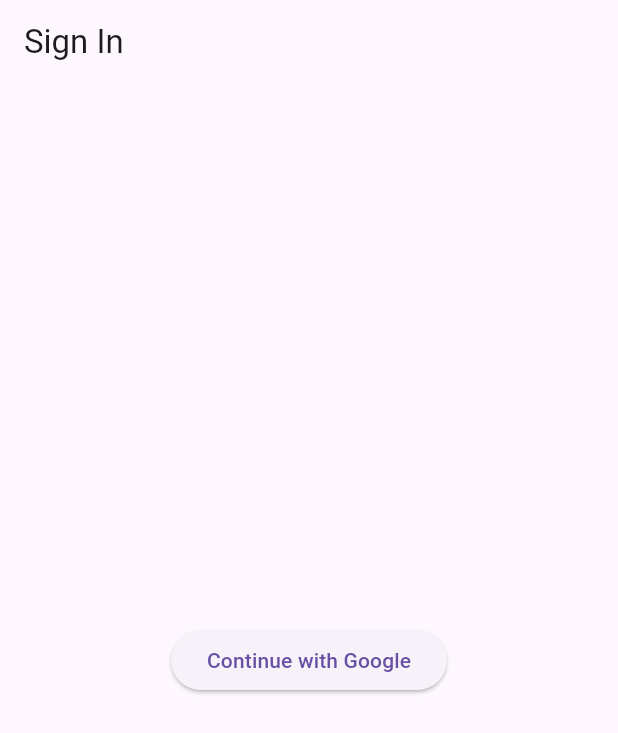
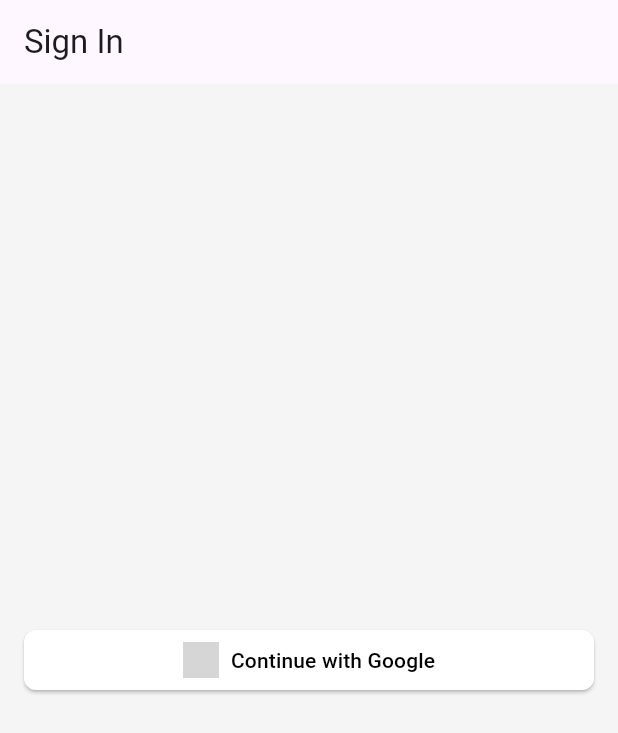
Before and after one commit to ablearn/flutter_signin_app, a Flutter app: the screen it shows after launch, on a phone screen of 412 x 824 dp. Shown: the top 733 px of the screen. Run offline on Flutter 3.47's test engine with Material 3 defaults, Android fonts, the phone set to English and light mode, and no system bars; our stand-ins replace firebase_auth, firebase_core, google_sign_in; accounts and stored records are empty; grey boxes are pictures that could not be loaded.

Commit message:
working as android app

```diff
--- a/lib/main.dart
+++ b/lib/main.dart
@@ -67,10 +67,31 @@
   Widget build(BuildContext context) {
     return Scaffold(
       appBar: AppBar(title: const Text('Sign In')),
-      body: Center(
-        child: ElevatedButton(
-          onPressed: _signInWithGoogle,
-          child: const Text('Continue with Google'),
+      body: Container(
+        color: Colors.grey[100],
+        child: Center(
+          child: Padding(
+            padding: const EdgeInsets.all(16.0),
+            child: ElevatedButton(
+              onPressed: _signInWithGoogle,
+              style: ElevatedButton.styleFrom(
+                backgroundColor: Colors.white,
+                foregroundColor: Colors.black,
+                padding: const EdgeInsets.symmetric(horizontal: 16),
+                shape: RoundedRectangleBorder(
+                  borderRadius: BorderRadius.circular(8),
+                ),
+              ),
+              child: Row(
+                mainAxisAlignment: MainAxisAlignment.center,
+                children: [
+                  Image.asset('web/icons/Icon-192.png', height: 24),
+                  const SizedBox(width: 8),
+                  const Text('Continue with Google'),
+                ],
+              ),
+            ),
+          ),
         ),
       ),
     );
--- a/pubspec.yaml
+++ b/pubspec.yaml
@@ -62,9 +62,8 @@
   uses-material-design: true
 
   # To add assets to your application, add an assets section, like this:
-  # assets:
-  #   - images/a_dot_burr.jpeg
-  #   - images/a_dot_ham.jpeg
+  assets:
+    - web/icons/
 
   # An image asset can refer to one or more resolution-specific "variants", see
   # https://flutter.dev/to/resolution-aware-images
```
Also changed, not shown: 1 other file.
